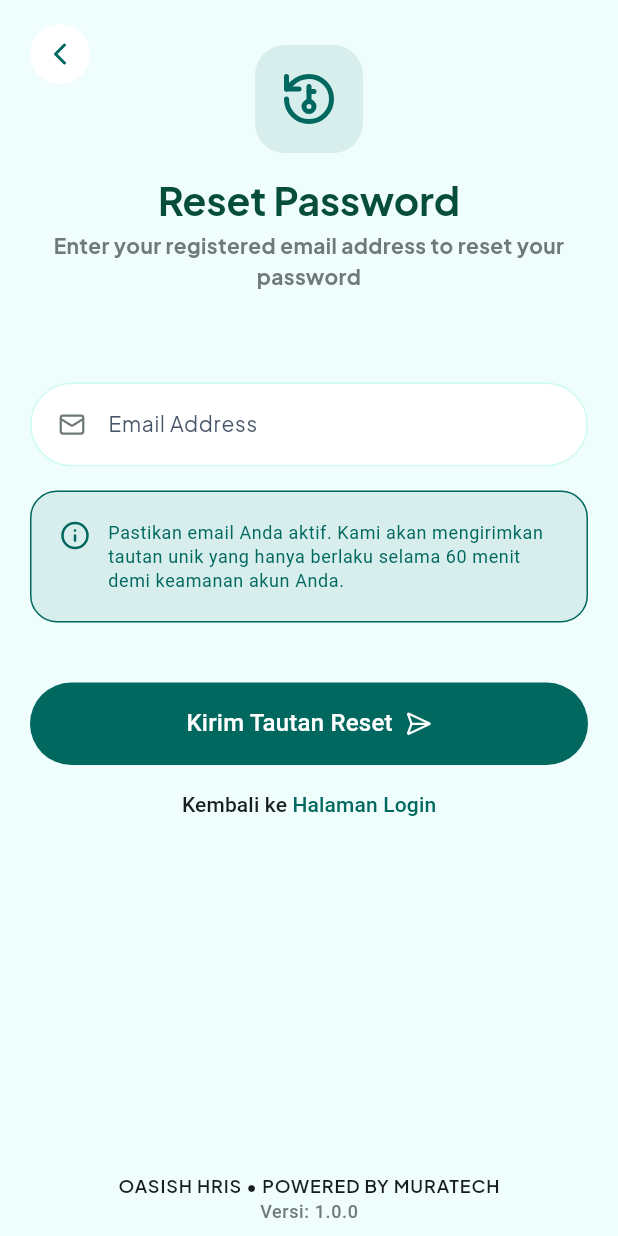
After one commit to rafliandreansyah/hris_flutter, a Flutter app: the ResetPasswordScreen screen opened by its route, on a phone screen of 412 x 824 dp. The commit adds this screen. Run offline on Flutter 3.47's test engine with Material 3 defaults, Android fonts, the phone set to English and light mode, and no system bars; our stand-ins replace go_router, google_fonts, lucide_icons_flutter.

Commit message:
feat: slicing reset password

```diff
--- a/lib/app/routes/app_router.dart
+++ b/lib/app/routes/app_router.dart
@@ -1,33 +1,37 @@
 import 'package:go_router/go_router.dart';
 import 'package:hris_flutter/app/routes/route_name.dart';
 import 'package:hris_flutter/features/login/presentation/pages/login_screen.dart';
+import 'package:hris_flutter/features/reset_password/presentation/pages/reset_password_screen.dart';
 import 'package:hris_flutter/splash_screen.dart';
 
 class AppRouter {
   static final GoRouter router = GoRouter(
     initialLocation: Routes.SPLASH,
     routes: [
+      // 1. Splash Screen
       GoRoute(
         path: Routes.SPLASH,
         name: Routes.SPLASH,
-        builder: (context, state) {
-          return SplashScreenPage();
-        },
-        routes: [
-          GoRoute(
-            path: Routes.LOGIN,
-            name: Routes.LOGIN,
-            builder: (context, state) {
-              return const LoginScreen();
-            },
-          ),
-        ],
+        builder: (context, state) => const SplashScreenPage(),
       ),
-      // Contoh Nested/Shell Route atau Route lainnya
+
+      // 2. Login Screen (Sejajar dengan Splash)
+      GoRoute(
+        path: Routes.LOGIN,
+        name: Routes.LOGIN,
+        builder: (context, state) => const LoginScreen(),
+      ),
+
+      // 3. Reset Password Screen (Sejajar dengan Login)
+      GoRoute(
+        path: Routes.RESET,
+        name: Routes.RESET,
+        builder: (context, state) => const ResetPasswordScreen(),
+      ),
+
+      // Jika nanti ada Main/Dashboard dengan BottomNavBar, baru pakai ShellRoute di sini
     ],
-    // Logika Redirect/Guard berdasarkan state authentication
     redirect: (context, state) {
-      // Misal mengecek auth status
       return null;
     },
   );
--- a/lib/app/routes/route_name.dart
+++ b/lib/app/routes/route_name.dart
@@ -1,4 +1,5 @@
 abstract class Routes {
   static const String SPLASH = '/splash';
   static const String LOGIN = '/login';
+  static const String RESET = '/reset';
 }
--- a/lib/features/login/presentation/pages/login_screen.dart
+++ b/lib/features/login/presentation/pages/login_screen.dart
@@ -1,4 +1,6 @@
 import 'package:flutter/material.dart';
+import 'package:go_router/go_router.dart';
+import 'package:hris_flutter/app/routes/route_name.dart';
 import 'package:hris_flutter/core/widgets/app_name_version_text.dart';
 import 'package:hris_flutter/gen/assets.gen.dart';
 import 'package:lucide_icons_flutter/lucide_icons.dart';
@@ -85,12 +87,17 @@ class _LoginScreenState extends State<LoginScreen> {
                     Row(
                       mainAxisAlignment: MainAxisAlignment.end,
                       children: [
-                        Text(
+                        GestureDetector(
+                          onTap: () {
+                            context.push(Routes.RESET);
+                          },
+                          child: Text(
                             'Forgot Password?',
                             style: Theme.of(context).textTheme.bodySmall
                                 ?.copyWith(
                                   color: Theme.of(context).colorScheme.primary,
                                   fontWeight: FontWeight.w500,
+                                ),
                           ),
                         ),
                       ],
--- /dev/null
+++ b/lib/features/reset_password/presentation/pages/reset_password_screen.dart
@@ -0,0 +1,197 @@
+import 'package:flutter/material.dart';
+import 'package:go_router/go_router.dart';
+import 'package:hris_flutter/app/routes/route_name.dart';
+import 'package:hris_flutter/core/widgets/app_name_version_text.dart';
+import 'package:hris_flutter/gen/assets.gen.dart';
+import 'package:lucide_icons_flutter/lucide_icons.dart';
+
+class ResetPasswordScreen extends StatefulWidget {
+  const ResetPasswordScreen({super.key});
+
+  @override
+  State<ResetPasswordScreen> createState() => _ResetPasswordScreenState();
+}
+
+class _ResetPasswordScreenState extends State<ResetPasswordScreen> {
+  @override
+  Widget build(BuildContext context) {
+    return Scaffold(
+      body: SafeArea(
+        child: Padding(
+          padding: EdgeInsetsGeometry.symmetric(horizontal: 20),
+          child: Stack(
+            children: [
+              Align(
+                alignment: Alignment.topLeft,
+                child: Padding(
+                  padding: const EdgeInsets.only(top: 16),
+                  child: GestureDetector(
+                    onTap: () {
+                      context.pop();
+                    },
+                    child: Container(
+                      width: 40,
+                      height: 40,
+                      decoration: BoxDecoration(
+                        shape: BoxShape.circle,
+                        color: Theme.of(context).colorScheme.onPrimary,
+                      ),
+                      child: Icon(
+                        LucideIcons.chevronLeft,
+                        color: Theme.of(context).colorScheme.primary,
+                      ),
+                    ),
+                  ),
+                ),
+              ),
+              Column(
+                children: [
+                  SizedBox(height: 30),
+                  Container(
+                    padding: const EdgeInsets.all(16),
+                    decoration: BoxDecoration(
+                      color: Theme.of(
+                        context,
+                      ).colorScheme.primary.withValues(alpha: 0.1),
+                      borderRadius: BorderRadius.circular(20),
+                    ),
+                    child: Icon(
+                      LucideIcons.rotateCcwKey,
+                      size: 40,
+                      color: Theme.of(context).colorScheme.primary,
+                    ),
+                  ),
+                  SizedBox(height: 16),
+                  Text(
+                    'Reset Password',
+                    style: Theme.of(context).textTheme.headlineLarge,
+                  ),
+                  SizedBox(height: 4),
+                  Text(
+                    'Enter your registered email address to reset your password',
+                    textAlign: TextAlign.center,
+
+                    style: Theme.of(context).textTheme.bodyMedium?.copyWith(
+                      color: Theme.of(context).colorScheme.outline,
+                      fontWeight: FontWeight.w700,
+                    ),
+                  ),
+                  SizedBox(height: 60),
+                  TextField(
+                    decoration: InputDecoration(
+                      contentPadding: const EdgeInsets.symmetric(
+                        vertical: 16,
+                        horizontal: 14,
+                      ),
+                      hintText: 'Email Address',
+                      prefixIcon: Padding(
+                        padding: const EdgeInsets.only(left: 8),
+                        child: Icon(
+                          LucideIcons.mail,
+                          size: 18,
+                          color: Theme.of(context).colorScheme.outline,
+                        ),
+                      ),
+                    ),
+                  ),
+                  SizedBox(height: 16),
+                  Card(
+                    shape: RoundedRectangleBorder(
+                      borderRadius: BorderRadius.circular(18),
+                      side: BorderSide(
+                        color: Theme.of(context).colorScheme.primary,
+                      ),
+                    ),
+                    color: Theme.of(
+                      context,
+                    ).colorScheme.primary.withValues(alpha: 0.1),
+                    child: Padding(
+                      padding: EdgeInsetsGeometry.all(20),
+                      child: Row(
+                        crossAxisAlignment: CrossAxisAlignment.start,
+                        children: [
+                          Icon(
+                            LucideIcons.info,
+                            size: 20,
+                            color: Theme.of(context).colorScheme.primary,
+                          ),
+                          SizedBox(width: 12),
+                          Expanded(
+                            child: Text(
+                              'Pastikan email Anda aktif. Kami akan mengirimkan tautan unik yang hanya berlaku selama 60 menit demi keamanan akun Anda.',
+                              style: Theme.of(context).textTheme.bodySmall
+                                  ?.copyWith(
+                                    color: Theme.of(
+                                      context,
+                                    ).colorScheme.primary,
+                                    fontWeight: FontWeight.w400,
+                                  ),
+                            ),
+                          ),
+                        ],
+                      ),
+                    ),
+                  ),
+                  SizedBox(height: 40),
+                  ElevatedButton(
+                    style: ElevatedButton.styleFrom(
+                      minimumSize: Size(double.infinity, 55),
+                    ),
+                    onPressed: () {},
+                    child: Row(
+                      mainAxisAlignment: MainAxisAlignment.center,
+                      crossAxisAlignment: CrossAxisAlignment.center,
+                      children: [
+                        Text(
+                          'Kirim Tautan Reset',
+                          style: Theme.of(context).textTheme.titleMedium
+                              ?.copyWith(
+                                color: Theme.of(context).colorScheme.onPrimary,
+                              ),
+                        ),
+                        SizedBox(width: 8),
+                        Icon(LucideIcons.sendHorizonal),
+                      ],
+                    ),
+                  ),
+                  SizedBox(height: 16),
+                  GestureDetector(
+                    onTap: () {
+                      context.pop();
+                    },
+                    child: Text.rich(
+                      TextSpan(
+                        children: [
+                          TextSpan(
+                            text: 'Kembali ke ',
+                            style: Theme.of(context).textTheme.titleSmall
+                                ?.copyWith(fontWeight: FontWeight.w500),
+                          ),
+                          TextSpan(
+                            text: 'Halaman Login',
+                            style: Theme.of(context).textTheme.titleSmall
+                                ?.copyWith(
+                                  color: Theme.of(context).colorScheme.primary,
+                                  fontWeight: FontWeight.w500,
+                                ),
+                          ),
+                        ],
+                      ),
+                    ),
+                  ),
+                ],
+              ),
+              Align(
+                alignment: Alignment.bottomCenter,
+                child: Padding(
+                  padding: const EdgeInsets.only(bottom: 8),
+                  child: AppNameVersionText(),
+                ),
+              ),
+            ],
+          ),
+        ),
+      ),
+    );
+  }
+}
--- a/lib/splash_screen.dart
+++ b/lib/splash_screen.dart
@@ -17,7 +17,7 @@ class _SplashScreenPageState extends State<SplashScreenPage> {
     super.initState();
     Future.delayed(Duration(seconds: 2), () {
       if (!mounted) return;
-      context.goNamed(Routes.LOGIN);
+      context.replaceNamed(Routes.LOGIN);
     });
   }
 
```
Lines whose indentation alone changed are shown as unchanged.
